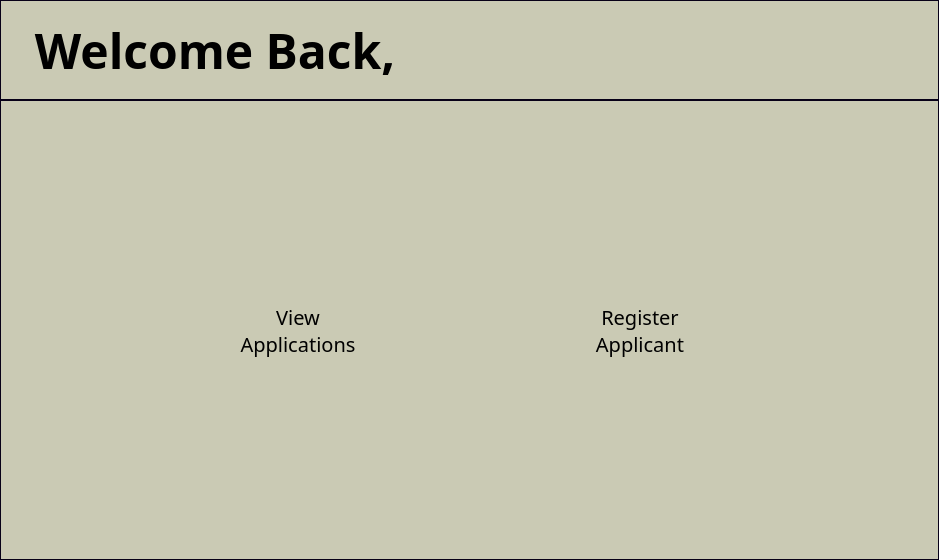
Before: the Qt Designer form frontend-desktop/mainwindow.ui in Gearworks-Software/BSS-Application-System, drawn with Qt 5.
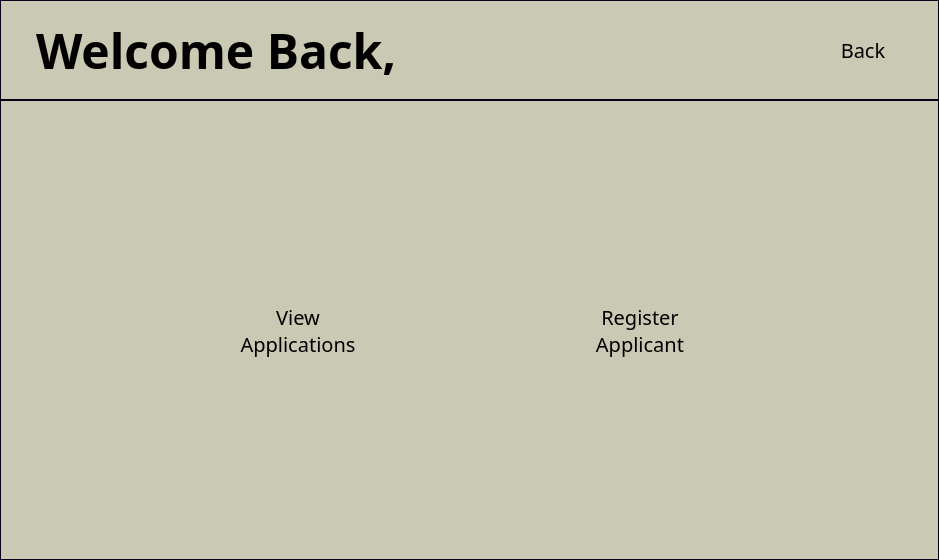
After: the same form once the commit is applied.

What changed in the file:
```diff
--- a/frontend-desktop/mainwindow.ui
+++ b/frontend-desktop/mainwindow.ui
@@ -648,6 +648,12 @@
               <bool>true</bool>
              </property>
              <layout class="QHBoxLayout" name="horizontalLayout_4">
+              <property name="leftMargin">
+               <number>35</number>
+              </property>
+              <property name="rightMargin">
+               <number>35</number>
+              </property>
               <item>
                <widget class="QLabel" name="welcome_page_heading">
                 <property name="font">
@@ -659,13 +665,116 @@
                  </font>
                 </property>
                 <property name="text">
-                 <string>  Welcome Back, </string>
+                 <string>Welcome Back, </string>
                 </property>
                 <property name="h1" stdset="0">
                  <bool>true</bool>
                 </property>
                </widget>
               </item>
+              <item>
+               <widget class="QPushButton" name="register_applicant_button_2">
+                <property name="sizePolicy">
+                 <sizepolicy hsizetype="Fixed" vsizetype="Fixed">
+                  <horstretch>0</horstretch>
+                  <verstretch>0</verstretch>
+                 </sizepolicy>
+                </property>
+                <property name="minimumSize">
+                 <size>
+                  <width>50</width>
+                  <height>20</height>
+                 </size>
+                </property>
+                <property name="maximumSize">
+                 <size>
+                  <width>80</width>
+                  <height>40</height>
+                 </size>
+                </property>
+                <property name="palette">
+                 <palette>
+                  <active>
+                   <colorrole role="Button">
+                    <brush brushstyle="SolidPattern">
+                     <color alpha="255">
+                      <red>2</red>
+                      <green>115</green>
+                      <blue>74</blue>
+                     </color>
+                    </brush>
+                   </colorrole>
+                   <colorrole role="Text">
+                    <brush brushstyle="SolidPattern">
+                     <color alpha="255">
+                      <red>255</red>
+                      <green>255</green>
+                      <blue>255</blue>
+                     </color>
+                    </brush>
+                   </colorrole>
+                  </active>
+                  <inactive>
+                   <colorrole role="Button">
+                    <brush brushstyle="SolidPattern">
+                     <color alpha="255">
+                      <red>2</red>
+                      <green>115</green>
+                      <blue>74</blue>
+                     </color>
+                    </brush>
+                   </colorrole>
+                   <colorrole role="Text">
+                    <brush brushstyle="SolidPattern">
+                     <color alpha="255">
+                      <red>255</red>
+                      <green>255</green>
+                      <blue>255</blue>
+                     </color>
+                    </brush>
+                   </colorrole>
+                  </inactive>
+                  <disabled>
+                   <colorrole role="Button">
+                    <brush brushstyle="SolidPattern">
+                     <color alpha="107">
+                      <red>255</red>
+                      <green>255</green>
+                      <blue>255</blue>
+                     </color>
+                    </brush>
+                   </colorrole>
+                   <colorrole role="ButtonText">
+                    <brush brushstyle="SolidPattern">
+                     <color alpha="135">
+                      <red>255</red>
+                      <green>255</green>
+                      <blue>255</blue>
+                     </color>
+                    </brush>
+                   </colorrole>
+                  </disabled>
+                 </palette>
+                </property>
+                <property name="font">
+                 <font>
+                  <family>Montserrat</family>
+                  <pointsize>15</pointsize>
+                  <italic>false</italic>
+                  <bold>false</bold>
+                 </font>
+                </property>
+                <property name="text">
+                 <string>Back</string>
+                </property>
+                <property name="flat">
+                 <bool>true</bool>
+                </property>
+                <property name="isBigButton" stdset="0">
+                 <bool>false</bool>
+                </property>
+               </widget>
+              </item>
              </layout>
             </widget>
            </item>
```
